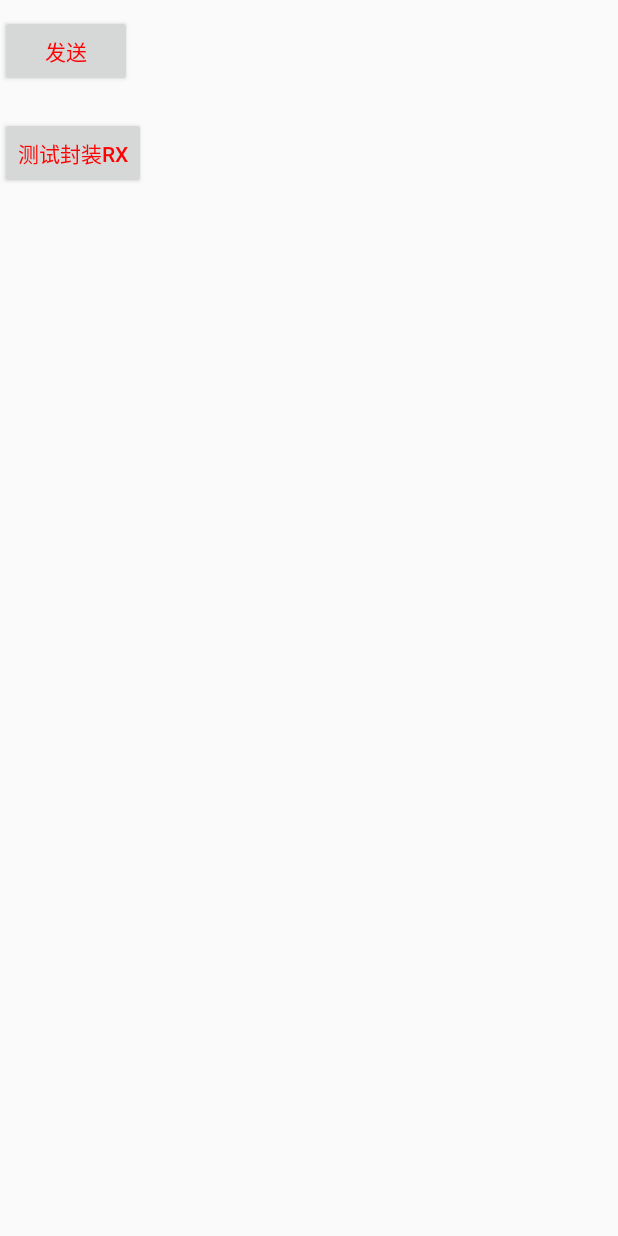
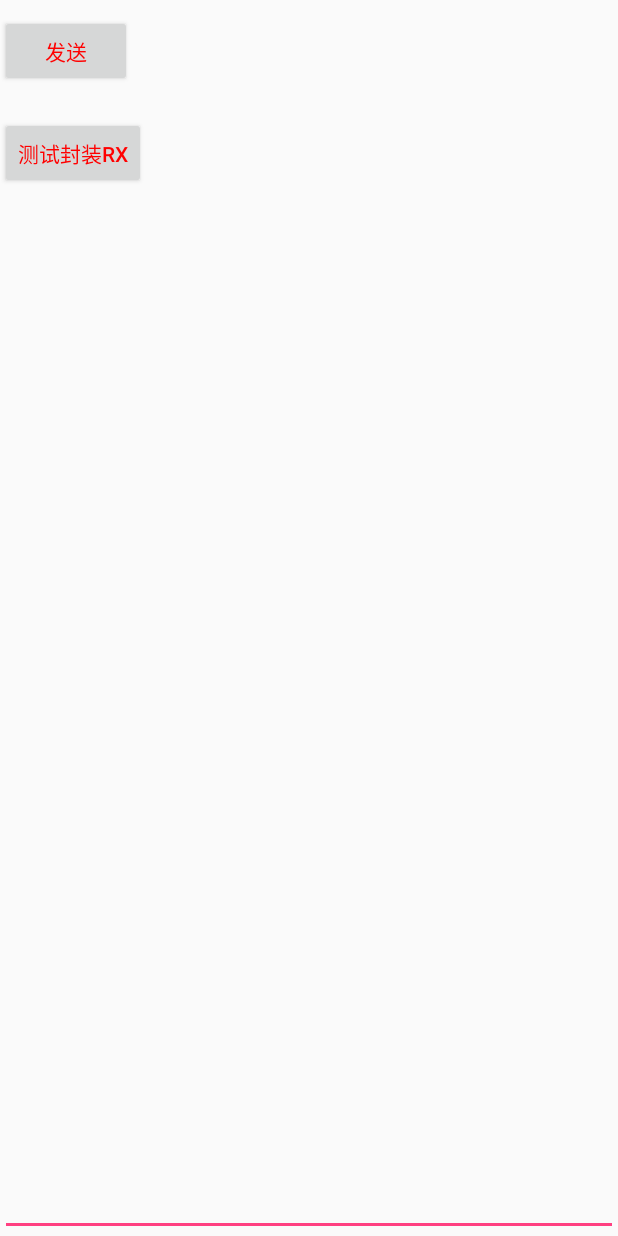
Before and after one commit to a172986431/MyApplication, an Android app: the ChatActivity screen opened directly, with no data from a screen before it, on a phone screen of 412 x 824 dp. Run offline under Robolectric (Android 15) with nearby library versions, the light colour scheme and no system bars; our stand-ins replace ButterKnife; libraries missing offline, so code that uses them is left out: com.squareup.leakcanary, rx.android.schedulers, rx.functions, rx.schedulers, rx.subscriptions; 4 statements that could not run were skipped.

```diff
--- a/MVP/src/main/AndroidManifest.xml
+++ b/MVP/src/main/AndroidManifest.xml
@@ -39,7 +39,8 @@
                     android:scheme="cundong" />
             </intent-filter>
         </activity>
-        <activity android:name=".activity.chat.ChatActivity" />
+        <activity android:name=".activity.chat.ChatActivity"
+            android:windowSoftInputMode="adjustResize"/>
         <activity android:name=".activity.imageshow.ImageShowActivity" />
         <activity android:name=".activity.NoteBook.NoteActivity" />
         <activity android:name=".activity.ProxyActivity" />
--- a/MVP/src/main/java/com/mvp/rxandroid/activity/MainActivity.java
+++ b/MVP/src/main/java/com/mvp/rxandroid/activity/MainActivity.java
@@ -52,7 +52,7 @@ public class MainActivity extends AppCompatActivity {
     public void toChatActivity(View view) {
 //        AlimeiSDKManager.test();
         Intent intent = new Intent(mContext, ChatActivity.class);
-//        startActivity(intent);
+        startActivity(intent);
         Snackbar snackbar = Snackbar.make(findViewById(R.id.toastTx), "这个是测试信息", Snackbar.LENGTH_SHORT);
         try {
 //            Class cla=Class.forName("android.support.design.widget.Snackbar");
--- a/MVP/src/main/res/layout/activity_chat.xml
+++ b/MVP/src/main/res/layout/activity_chat.xml
@@ -1,8 +1,12 @@
 <?xml version="1.0" encoding="utf-8"?>
-<LinearLayout xmlns:android="http://schemas.android.com/apk/res/android"
+<RelativeLayout xmlns:android="http://schemas.android.com/apk/res/android"
     android:layout_width="match_parent"
-    android:layout_height="match_parent"
-    android:orientation="vertical">
+    android:layout_height="match_parent">
+    <LinearLayout
+        android:layout_width="match_parent"
+        android:layout_height="match_parent"
+        android:orientation="vertical">
+
     <Button
         android:id="@+id/send_bt"
         android:layout_width="wrap_content"
@@ -23,5 +27,15 @@
         android:onClick="测试封装Rx"
         android:textColor="#ffff0000"
         android:text="测试封装Rx"/>
+    </LinearLayout>
+    <RelativeLayout
+        android:layout_width="match_parent"
+        android:layout_height="match_parent">
 
-</LinearLayout>
+    <EditText
+        android:layout_width="match_parent"
+        android:layout_height="wrap_content"
+        android:layout_alignParentBottom="true"/>
+    </RelativeLayout>
+
+</RelativeLayout>
```
Also changed, not shown: MVP/build.gradle (+7 -1 lines), MVP/src/main/java/com/mvp/rxandroid/ndk/TestNdk.java (added, +14 -0 lines), 2 other files.
